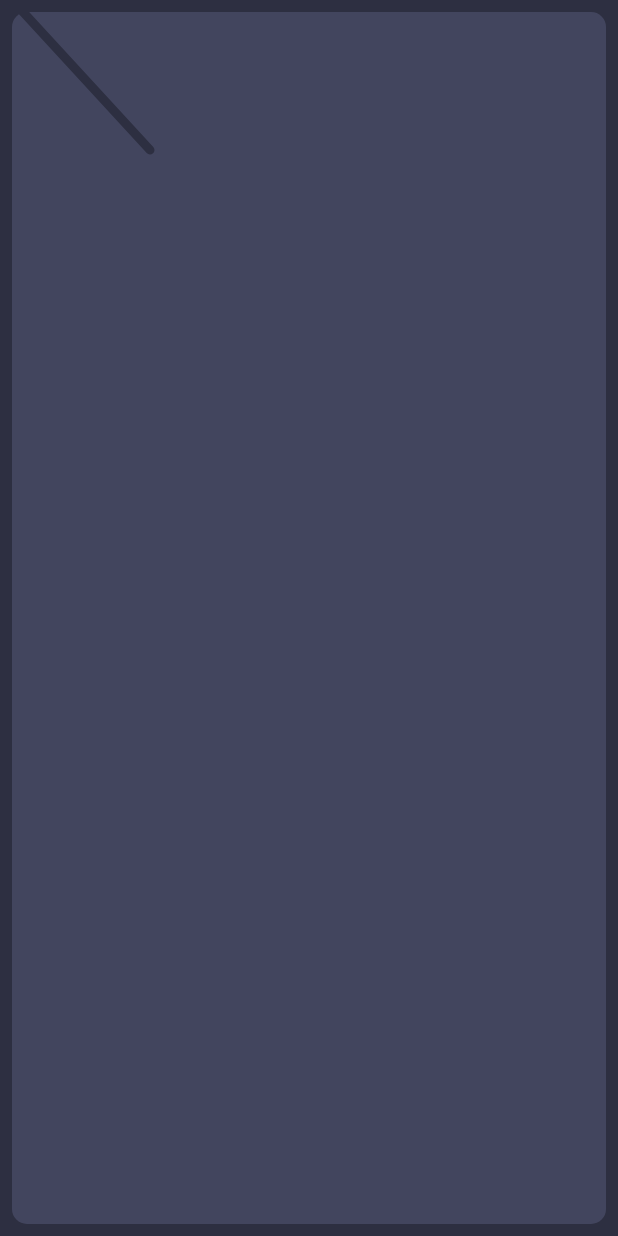
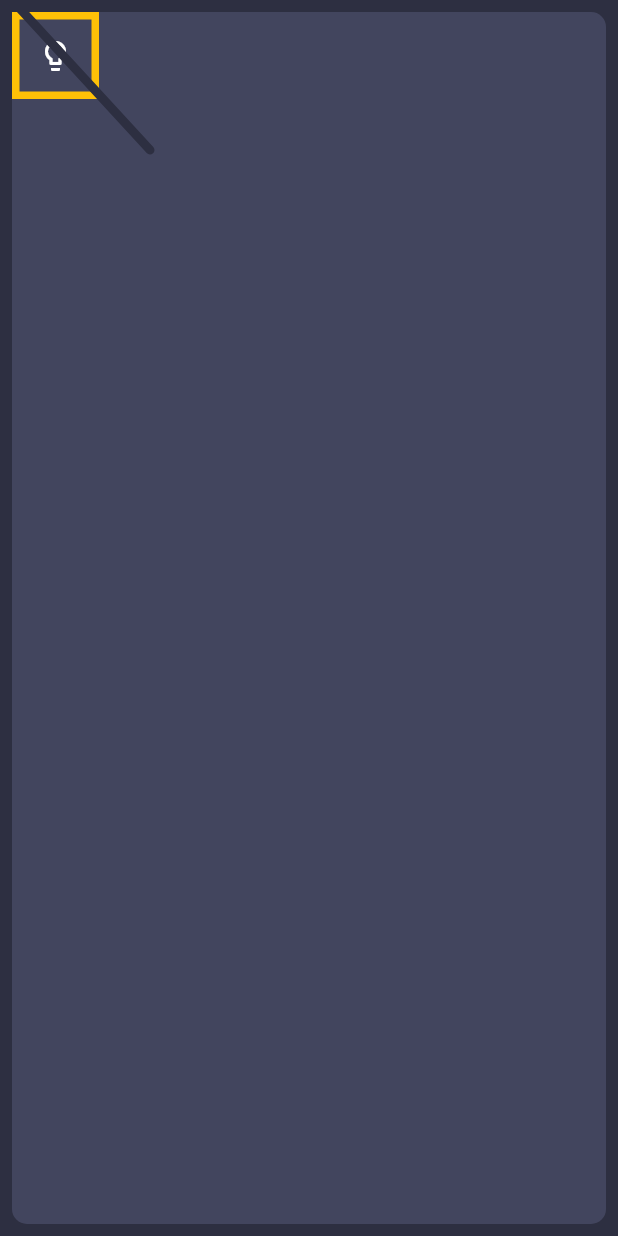
Before and after one commit to udayan-agami/merchant, a Flutter app: the screen it shows after launch, on a phone screen of 412 x 824 dp. Run offline on Flutter 3.47's test engine with Material 2 defaults, Android fonts, the phone set to English and light mode, and no system bars.

Commit message:
Update main.dart

```diff
--- a/lib/main.dart
+++ b/lib/main.dart
@@ -52,9 +52,20 @@ class SplashScreen extends StatelessWidget {
             color: const Color(0xFF42455E),
           ),
         ),
+        Container(
+          child: IconButton(
+            icon: const Icon(Icons.lightbulb_outline_rounded),
+            onPressed: () {},
+            color: Colors.white,
+          ),
+          margin: EdgeInsets.all(8),
+          decoration: BoxDecoration(
+              border: Border.all(
+                  color: Colors.amber, width: 5, style: BorderStyle.solid)),
+        ),
         CustomPaint(
           painter: WirePainter(),
-        )
+        ),
       ],
     ));
   }
```
